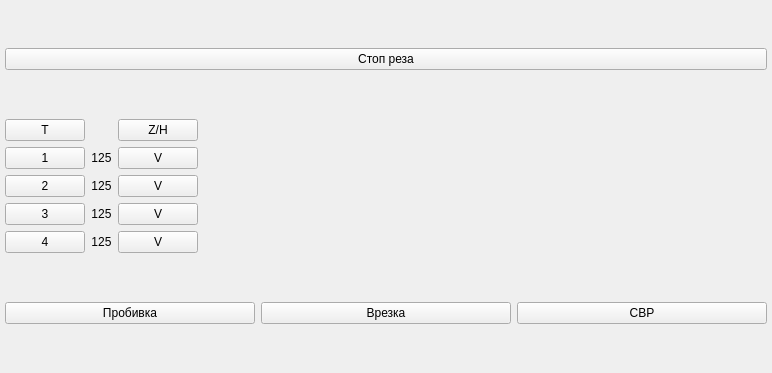
Above: phx-cnc-ui-mainform/src/CXLazerSettings.ui from superkulpa/phx-cnc-ui before the change. Below: the same form after it.
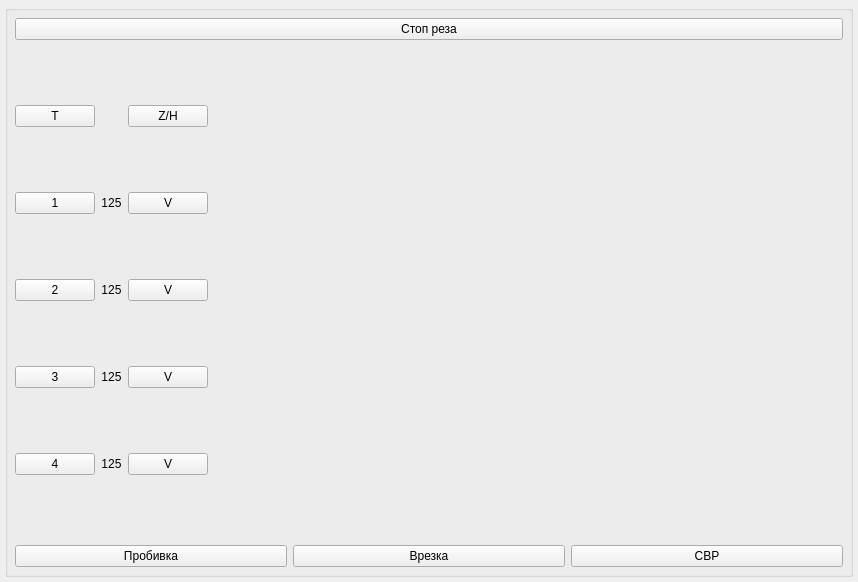
That is the form after the change. Custom widgets are drawn as their Qt base class.

The edit to the form file:
```diff
--- a/phx-cnc-ui-mainform/src/CXLazerSettings.ui
+++ b/phx-cnc-ui-mainform/src/CXLazerSettings.ui
@@ -6,8 +6,8 @@
    <rect>
     <x>0</x>
     <y>0</y>
-    <width>772</width>
-    <height>373</height>
+    <width>858</width>
+    <height>582</height>
    </rect>
   </property>
   <property name="windowTitle">
@@ -18,6 +18,15 @@
     <number>5</number>
    </property>
    <item>
+    <widget class="QGroupBox" name="groupBox">
+     <property name="title">
+      <string/>
+     </property>
+     <layout class="QVBoxLayout" name="verticalLayout_2">
+      <property name="margin">
+       <number>7</number>
+      </property>
+      <item>
     <widget class="CXTouchButton" name="pushButton">
      <property name="text">
       <string>Стоп реза</string>
@@ -25,7 +34,11 @@
     </widget>
    </item>
    <item>
+       <widget class="QWidget" name="mButtonWidget" native="true">
     <layout class="QGridLayout" name="gridLayout">
+         <property name="margin">
+          <number>0</number>
+         </property>
    <item row="0" column="0">
       <widget class="CXTouchButton" name="mTButton">
        <property name="sizePolicy">
@@ -279,6 +292,7 @@
       </widget>
    </item>
     </layout>
+       </widget>
    </item>
    <item>
     <layout class="QHBoxLayout" name="horizontalLayout">
@@ -304,6 +318,9 @@
       </widget>
      </item>
     </layout>
+      </item>
+     </layout>
+    </widget>
    </item>
   </layout>
  </widget>
```
Left out of the diff: 3 changed lines with no effect on the pictures. Lines whose indentation alone changed are shown as unchanged.
